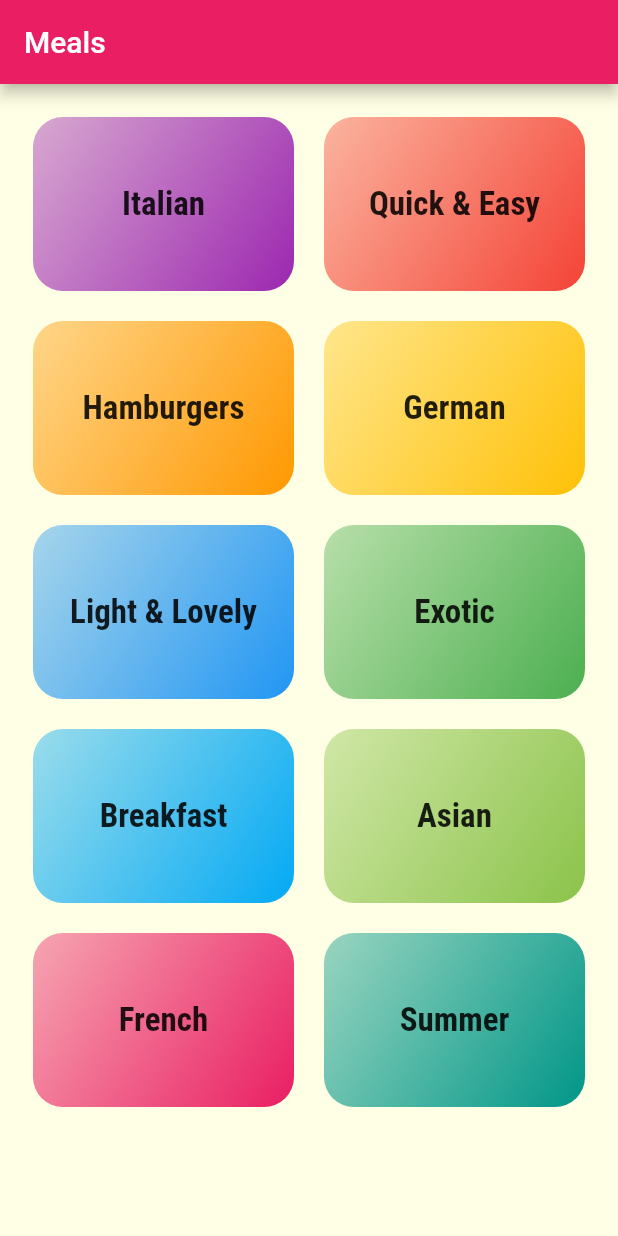
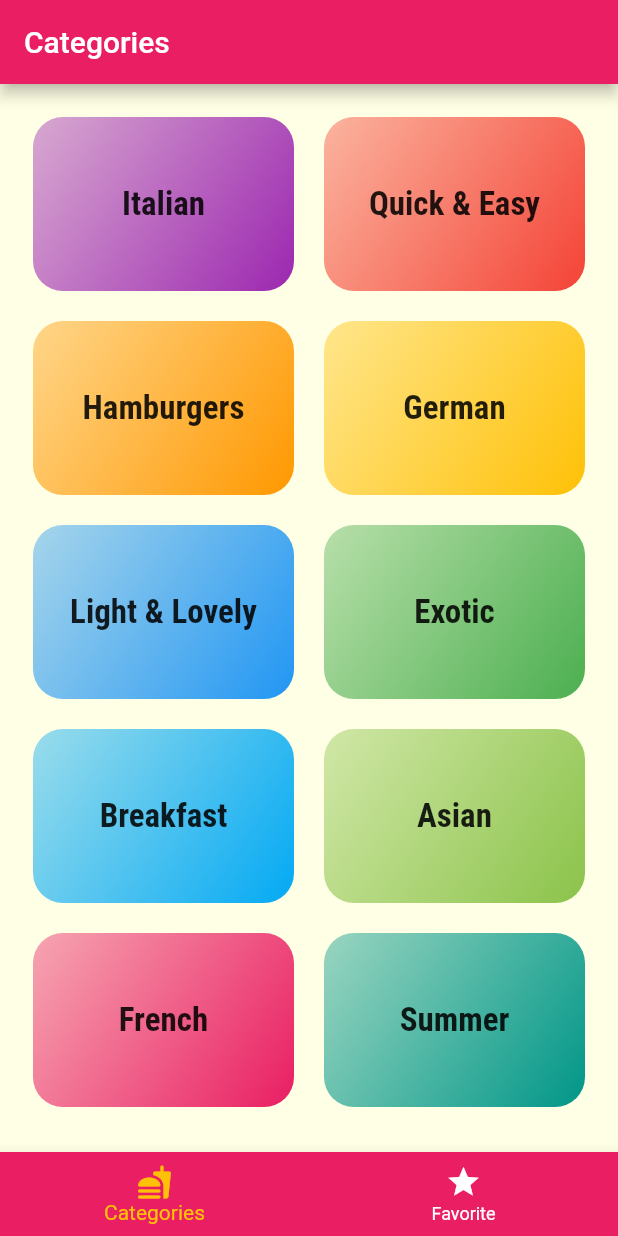
Before and after one commit to hussamm98/Simple_Meal_Application, a Flutter app: the screen it shows after launch, on a phone screen of 412 x 824 dp. Run offline on Flutter 3.47's test engine with Material 2 defaults, Android fonts, the phone set to English and light mode, and no system bars.

```diff
--- a/lib/dummy_data.dart
+++ b/lib/dummy_data.dart
@@ -1,7 +1,6 @@
 import 'package:flutter/material.dart';
 import 'package:meal_app/modules/category.dart';
 import 'package:meal_app/modules/meal.dart';
-
 
 const DUMMY_CATEGORIES = const [
   Category(
--- a/lib/main.dart
+++ b/lib/main.dart
@@ -1,7 +1,7 @@
 import 'package:flutter/material.dart';
+import './screens/tabs_screen.dart';
+import './screens/category_meals_screen.dart';
 import './screens/meal_detail_screen.dart';
-import './screens/categories_screen.dart';
-import './screens/category_meals_screen.dart';
 
 void main() => runApp(MyApp());
 
@@ -10,7 +10,7 @@ class MyApp extends StatelessWidget {
   Widget build(BuildContext context) {
     return MaterialApp(
       debugShowCheckedModeBanner: false,
-      title: 'Flutter Demo',
+      title: 'Hossam Static Simple Meal Application',
       theme: ThemeData(
         primarySwatch: Colors.pink,
         accentColor: Colors.amber,
@@ -25,18 +25,18 @@ class MyApp extends StatelessWidget {
               headline6: TextStyle(
                   fontSize: 22,
                   fontWeight: FontWeight.bold,
-            fontFamily: 'RobotoCondensed'
-          ),
+                  fontFamily: 'RobotoCondensed'),
             ),
       ),
       routes: {
-        '/' : (context) => CategoriesScreen(),
-        CategoryMealsScreen.routeName : (context) => CategoryMealsScreen(),
-        MealDetailScreen.routeName :(context) => MealDetailScreen(),
+        '/': (context) => TabsScreen(),
+        CategoryMealsScreen.routeName: (context) => CategoryMealsScreen(),
+        MealDetailScreen.routeName: (context) => MealDetailScreen(),
       },
     );
   }
 }
+
 class MyHomePage extends StatefulWidget {
   @override
   _MyHomePageState createState() => _MyHomePageState();
--- a/lib/modules/category.dart
+++ b/lib/modules/category.dart
@@ -6,8 +6,8 @@ class Category {
   final Color color;
 
   const Category({
-  @required  this.id,
-  @required  this.title,
+    @required this.id,
+    @required this.title,
     this.color = Colors.orange,
-});
+  });
 }
--- a/lib/screens/categories_screen.dart
+++ b/lib/screens/categories_screen.dart
@@ -1,4 +1,5 @@
 import 'package:flutter/material.dart';
+
 import '../dummy_data.dart';
 import '../widget/category_item.dart';
 
@@ -6,17 +7,19 @@ class CategoriesScreen extends StatelessWidget {
   @override
   Widget build(BuildContext context) {
     return Scaffold(
-      appBar: AppBar(title: Text("Meals"),),
       body: GridView(
         padding: EdgeInsets.all(22),
-        children: DUMMY_CATEGORIES.map((catData) =>
-        CategoryItem(catData.id, catData.title, catData.color),
-        ).toList(),
+        children: DUMMY_CATEGORIES
+            .map(
+              (catData) =>
+                  CategoryItem(catData.id, catData.title, catData.color),
+            )
+            .toList(),
         gridDelegate: SliverGridDelegateWithMaxCrossAxisExtent(
           crossAxisSpacing: 20,
           mainAxisSpacing: 20,
           maxCrossAxisExtent: 200,
-          childAspectRatio: 3/2,
+          childAspectRatio: 3 / 2,
         ),
       ),
     );
--- a/lib/screens/category_meals_screen.dart
+++ b/lib/screens/category_meals_screen.dart
@@ -1,4 +1,5 @@
 import 'package:flutter/material.dart';
+
 import '../dummy_data.dart';
 import '../widget/meal_item.dart';
 
--- /dev/null
+++ b/lib/screens/tabs_screen.dart
@@ -0,0 +1,57 @@
+import 'package:flutter/material.dart';
+
+import 'categories_screen.dart';
+import 'favorite_screen.dart';
+
+class TabsScreen extends StatefulWidget {
+  @override
+  _TabsScreenState createState() => _TabsScreenState();
+}
+
+class _TabsScreenState extends State<TabsScreen> {
+  final List<Map<String, Object>> _pages = [
+    {
+      'page': CategoriesScreen(),
+      'title': "Categories",
+    },
+    {
+      'page': FavoriteScreen(),
+      'title': "My Favorite",
+    },
+  ];
+
+  int _selectedPageIndex = 0;
+
+  void _selectPage(int value) {
+    setState(() {
+      _selectedPageIndex = value;
+    });
+  }
+
+  @override
+  Widget build(BuildContext context) {
+    return Scaffold(
+      appBar: AppBar(
+        title: Text(_pages[_selectedPageIndex]['title']),
+      ),
+      body: _pages[_selectedPageIndex]['page'],
+      bottomNavigationBar: BottomNavigationBar(
+        currentIndex: _selectedPageIndex,
+        onTap: _selectPage,
+        backgroundColor: Theme.of(context).primaryColor,
+        selectedItemColor: Theme.of(context).accentColor,
+        unselectedItemColor: Colors.white,
+        items: [
+          BottomNavigationBarItem(
+            icon: Icon(Icons.fastfood_rounded),
+            title: Text("Categories"),
+          ),
+          BottomNavigationBarItem(
+            icon: Icon(Icons.star),
+            title: Text("Favorite"),
+          )
+        ],
+      ),
+    );
+  }
+}
```
Also changed, not shown: lib/modules/meal.dart (+6 -7 lines), lib/screens/favorite_screen.dart (added, +10 -0 lines), lib/screens/meal_detail_screen.dart (+65 -5 lines), lib/widget/category_item.dart (+13 -8 lines), lib/widget/meal_item.dart (+8 -5 lines). Lines whose indentation alone changed are shown as unchanged.
